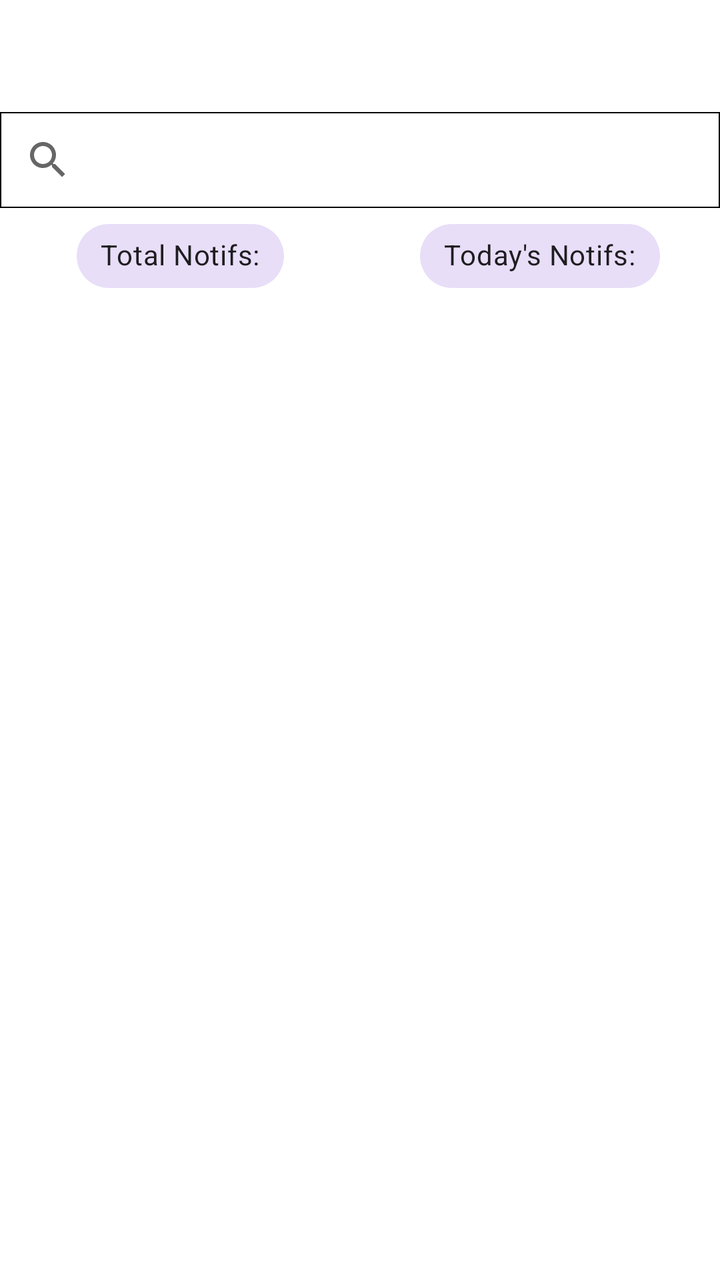
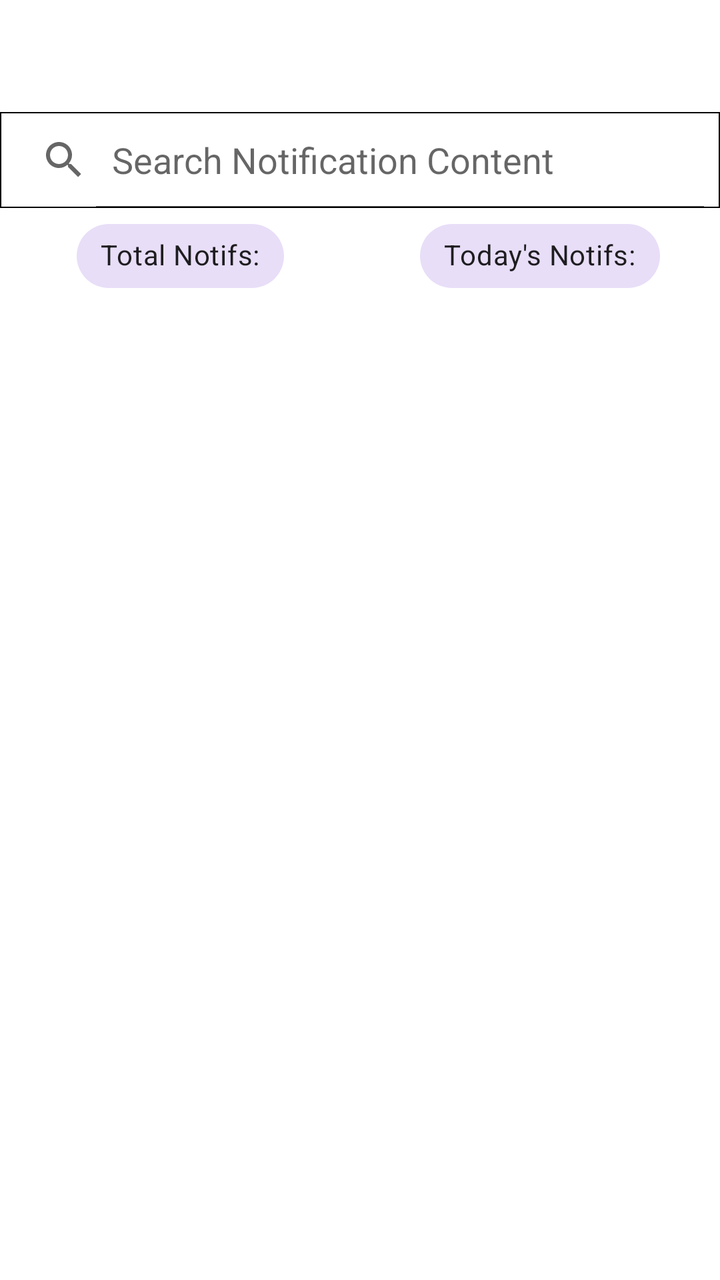

Screens rendered from an Android XML layout before and after an edit, with the pre-edit source and the edit as a unified diff.
<!-- AndroidManifest.xml: application theme Theme.NotificationTracker -->
<!-- res/layout/activity_app_notification.xml -->
<?xml version="1.0" encoding="utf-8"?>
<LinearLayout xmlns:android="http://schemas.android.com/apk/res/android"
    xmlns:app="http://schemas.android.com/apk/res-auto"
    xmlns:tools="http://schemas.android.com/tools"
    android:layout_width="match_parent"
    android:layout_height="match_parent"
    android:fitsSystemWindows="true"
    android:orientation="vertical"
    tools:context=".ui.screens.AppNotificationActivity">

    <com.google.android.material.appbar.MaterialToolbar
        android:id="@+id/toolbar"
        android:layout_width="match_parent"
        android:layout_height="?attr/actionBarSize"
        android:background="@color/white"
        app:titleTextColor="@color/black" />

    <androidx.constraintlayout.widget.ConstraintLayout
        android:layout_width="match_parent"
        android:layout_height="match_parent">

        <SearchView
            android:id="@+id/searchInApp"
            android:layout_width="match_parent"
            android:layout_height="@dimen/_32sdp"
            android:layout_marginHorizontal="@dimen/_8sdp"
            android:layout_marginTop="@dimen/_8sdp"
            android:background="@drawable/search_bg"
            app:layout_constraintEnd_toEndOf="parent"
            app:layout_constraintStart_toStartOf="parent"
            app:layout_constraintTop_toTopOf="parent" />

        <androidx.recyclerview.widget.RecyclerView
            android:id="@+id/recycler"
            android:layout_width="0dp"
            android:layout_height="0dp"
            app:layoutManager="androidx.recyclerview.widget.LinearLayoutManager"
            app:layout_constraintBottom_toBottomOf="parent"
            app:layout_constraintEnd_toEndOf="parent"
            app:layout_constraintStart_toStartOf="parent"
            app:layout_constraintTop_toBottomOf="@+id/chipToday" />

        <androidx.constraintlayout.widget.Guideline
            android:id="@+id/guideline"
            android:layout_width="wrap_content"
            android:layout_height="wrap_content"
            android:orientation="vertical"
            app:layout_constraintGuide_percent="0.5" />

        <com.google.android.material.chip.Chip
            android:id="@+id/chipTotal"
            android:layout_width="wrap_content"
            android:layout_height="wrap_content"
            android:text="@string/total_notifs"
            app:chipBackgroundColor="@color/default_vibrant_light"
            app:layout_constraintEnd_toStartOf="@+id/guideline"
            app:layout_constraintStart_toStartOf="parent"
            app:layout_constraintTop_toBottomOf="@+id/searchInApp" />

        <com.google.android.material.chip.Chip
            android:id="@+id/chipToday"
            android:layout_width="wrap_content"
            android:layout_height="wrap_content"
            android:text="@string/today_s_notifs"
            app:chipBackgroundColor="@color/default_vibrant_light"
            app:layout_constraintEnd_toEndOf="parent"
            app:layout_constraintStart_toStartOf="@+id/guideline"
            app:layout_constraintTop_toBottomOf="@+id/searchInApp" />

    </androidx.constraintlayout.widget.ConstraintLayout>

</LinearLayout>
<!-- resources referenced by this layout -->
<resources>
  <color name="black">#FF000000</color>
  <color name="default_vibrant_light">#E8DEF8</color>
  <color name="white">#FFFFFFFF</color>
  <!-- drawable search_bg (drawable) -->
  <?xml version="1.0" encoding="utf-8"?>
  <shape xmlns:android="http://schemas.android.com/apk/res/android">
      <corners android:radius="@dimen/_8sdp"/>
      <stroke android:color="@color/black" android:width="0.8dp"/>
      <solid android:color="@color/white"/>
  </shape>
  <string name="today_s_notifs">Today\'s Notifs:</string>
  <string name="total_notifs">Total Notifs:</string>
  <style name="Theme.NotificationTracker" parent="Theme.MaterialComponents.Light.NoActionBar">
          
          <item name="colorPrimary">@color/white</item>
          <item name="colorPrimaryVariant">@color/white</item>
          <item name="colorOnPrimary">@color/black</item>
          <item name="android:windowLightStatusBar" tools:targetApi="m">true</item>
          
          <item name="colorSecondary">@color/teal_200</item>
          <item name="colorSecondaryVariant">@color/teal_700</item>
          <item name="colorOnSecondary">@color/black</item>
          
          <item name="android:statusBarColor">@color/white</item>
          <item name="android:windowTranslucentStatus">false</item>
          <item name="android:windowDrawsSystemBarBackgrounds">true</item>
          
      </style>
  <color name="teal_200">#FF03DAC5</color>
  <color name="teal_700">#FF018786</color>
</resources>

<!-- the commit's change to res/layout/activity_app_notification.xml (unified diff, before → after) -->
@@ -26,6 +26,11 @@
             android:layout_marginHorizontal="@dimen/_8sdp"
             android:layout_marginTop="@dimen/_8sdp"
             android:background="@drawable/search_bg"
+            android:iconifiedByDefault="false"
+            android:queryHint="@string/search_notification_content"
+            android:focusable="true"
+            android:clickable="true"
+            android:focusableInTouchMode="true"
             app:layout_constraintEnd_toEndOf="parent"
             app:layout_constraintStart_toStartOf="parent"
             app:layout_constraintTop_toTopOf="parent" />
<!-- resource entries referenced after the edit -->
@@ -10,6 +10,7 @@
       <stroke android:color="@color/black" android:width="0.8dp"/>
       <solid android:color="@color/white"/>
   </shape>
+  <string name="search_notification_content">Search Notification Content</string>
   <string name="today_s_notifs">Today\'s Notifs:</string>
   <string name="total_notifs">Total Notifs:</string>
   <style name="Theme.NotificationTracker" parent="Theme.MaterialComponents.Light.NoActionBar">
